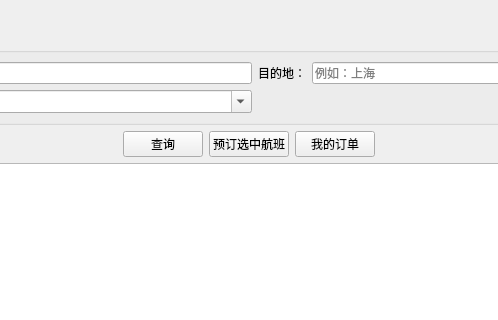
First picture: the form in client-app/search_window.ui, repository dormitory604/Ticketing-System-ver2.0, before the edit; both pictures show x 201 to 699 and y 0 to 320 of the 900 by 600 pixel window.
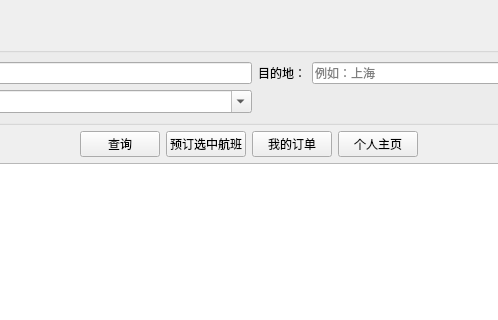
Second picture: the form after the edit.

Commit message: 增加了个人界面管理功能，可以修改用户名和重置密码

Diff of the .ui file:
```diff
--- a/client-app/search_window.ui
+++ b/client-app/search_window.ui
@@ -128,6 +128,13 @@
         </property>
        </widget>
       </item>
+      <item>
+       <widget class="QPushButton" name="profileButton">
+        <property name="text">
+         <string>个人主页</string>
+        </property>
+       </widget>
+      </item>
       <item>
        <spacer name="horizontalSpacer_2">
         <property name="orientation">
```
The commit also changes 61 other files.
